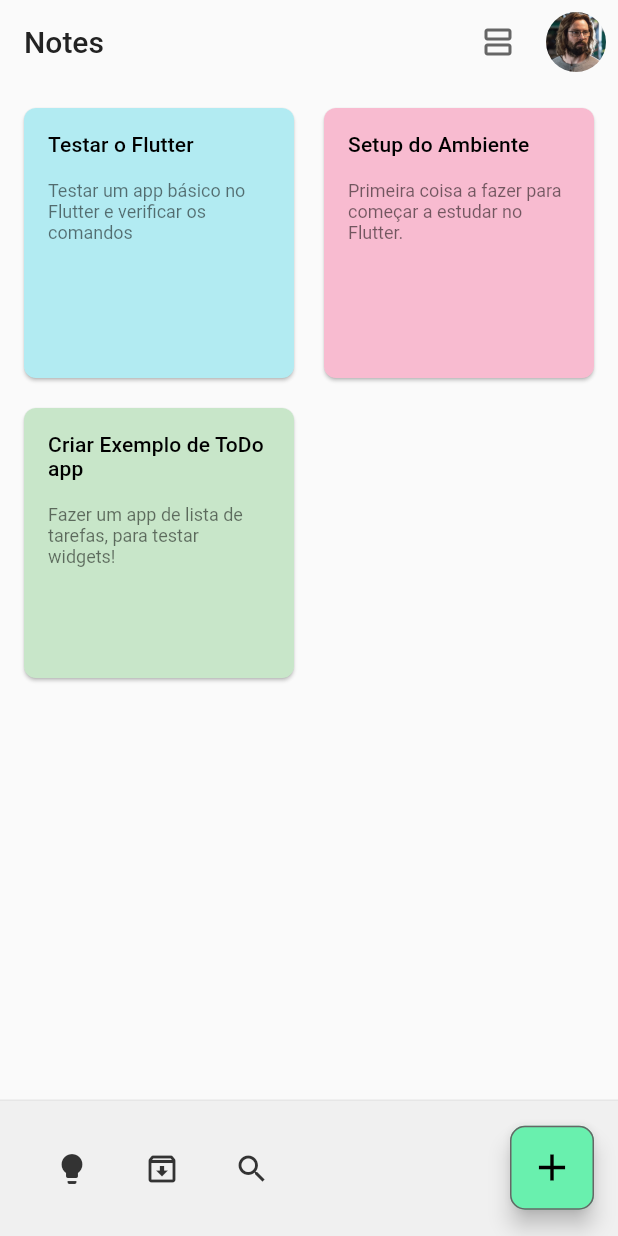
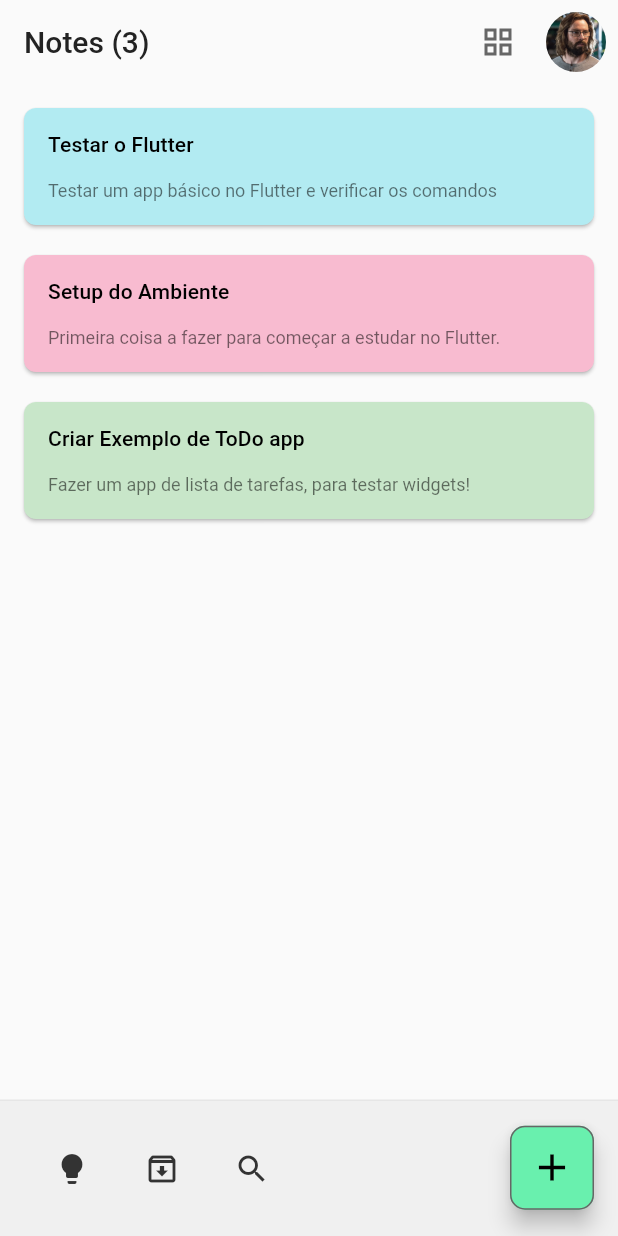
Before and after one commit to drantunes/flutter_notes_app_ads, a Flutter app: the screen it shows after launch, after a tap on the "view agenda" icon, on a phone screen of 412 x 824 dp. Run offline on Flutter 3.47's test engine with Material 2 defaults, Android fonts, the phone set to English and light mode, and no system bars.

```diff
--- a/lib/main.dart
+++ b/lib/main.dart
@@ -1,6 +1,20 @@
 import 'package:flutter/material.dart';
 import 'package:flutter_notes_app_ads/app.dart';
+import 'package:flutter_notes_app_ads/repositories/notes_repository.dart';
+import 'package:provider/provider.dart';
+
+class Title1 {
+  String value = 'Archived';
+}
 
 void main() {
-  runApp(const App());
+  runApp(
+    MultiProvider(
+      providers: [
+        Provider<Title1>(create: (_) => Title1()),
+        ChangeNotifierProvider(create: (_) => NotesRepository()),
+      ],
+      child: const App(),
+    ),
+  );
 }
--- a/lib/pages/notes_page.dart
+++ b/lib/pages/notes_page.dart
@@ -1,9 +1,12 @@
 import 'package:flutter/material.dart';
+import 'package:flutter_notes_app_ads/main.dart';
 import 'package:flutter_notes_app_ads/models/note.dart';
 import 'package:flutter_notes_app_ads/pages/add_note_page.dart';
 import 'package:flutter_notes_app_ads/repositories/notes_repository.dart';
 import 'package:flutter_notes_app_ads/widgets/bottom_navigation_widget.dart';
 import 'package:flutter_notes_app_ads/widgets/note_card.dart';
+import 'package:flutter_staggered_grid_view/flutter_staggered_grid_view.dart';
+import 'package:provider/provider.dart';
 
 class NotesPage extends StatefulWidget {
   const NotesPage({Key? key}) : super(key: key);
@@ -15,40 +18,46 @@ class NotesPage extends StatefulWidget {
 class _NotesPageState extends State<NotesPage> {
   final NotesRepository notesRepository = NotesRepository();
   List<Note> notes = [];
+  int numColumns = 2;
+  bool showArchived = false;
 
-  @override
-  void initState() {
-    super.initState();
-    _loadNotes();
-  }
+  // @override
+  // void initState() {
+  //   super.initState();
+  //   _loadNotes();
+  // }
 
-  _loadNotes() {
-    notes = notesRepository.notes;
-  }
+  // _loadNotes() {
+  //   notes = notesRepository.notes;
+  // }
 
-  _updateNotes() {
-    setState(() {
-      ScaffoldMessenger.of(context).showSnackBar(
-        SnackBar(
-          content: const Text('Nota adicionada!'),
-          action: SnackBarAction(
-            label: 'OK',
-            onPressed: () => ScaffoldMessenger.of(context).hideCurrentSnackBar(),
-          ),
-        ),
-      );
-    });
-  }
+  // _updateNotes() {
+  //   setState(() {
+  //     ScaffoldMessenger.of(context).showSnackBar(
+  //       SnackBar(
+  //         content: const Text('Nota adicionada!'),
+  //         action: SnackBarAction(
+  //           label: 'OK',
+  //           onPressed: () => ScaffoldMessenger.of(context).hideCurrentSnackBar(),
+  //         ),
+  //       ),
+  //     );
+  //   });
+  // }
 
   @override
   Widget build(BuildContext context) {
+    final notesRepository = context.watch<NotesRepository>();
+    notes = notesRepository.getNotes(showArchived);
+
     return Scaffold(
       appBar: AppBar(
-        title: const Text('Notes'),
+        title: Text(
+            showArchived ? '${context.read<Title1>().value} (${notes.length})' : 'Notes (${notes.length})'),
         actions: [
           IconButton(
-            onPressed: () => {},
-            icon: const Icon(Icons.view_agenda_outlined),
+            onPressed: () => setState(() => numColumns = (numColumns == 1) ? 2 : 1),
+            icon: Icon(numColumns == 2 ? Icons.view_agenda_outlined : Icons.grid_view_outlined),
           ),
           Padding(
             padding: const EdgeInsets.all(8.0),
@@ -81,22 +90,22 @@ class _NotesPageState extends State<NotesPage> {
       ),
       body: Padding(
         padding: const EdgeInsets.all(12.0),
-        child: GridView.count(
-          crossAxisCount: 2,
+        child: MasonryGridView.count(
+          crossAxisCount: numColumns,
           mainAxisSpacing: 12,
           crossAxisSpacing: 12,
-          childAspectRatio: 1,
-          children: notes.map((note) => NoteCard(note: note)).toList(),
+          itemCount: notes.length,
+          itemBuilder: (context, index) => NoteCard(note: notes[index]),
         ),
       ),
       floatingActionButton: FloatingActionButton(
         onPressed: () {
           Navigator.of(context).push(
             MaterialPageRoute(
-              builder: (_) => AddNotePage(
-                notesRepository: notesRepository,
-                onSave: _updateNotes,
-              ),
+              builder: (_) => const AddNotePage(
+                  // notesRepository: notesRepository,
+                  // onSave: _updateNotes,
+                  ),
               fullscreenDialog: true,
             ),
           );
@@ -108,13 +117,13 @@ class _NotesPageState extends State<NotesPage> {
         buttons: [
           IconButton(
             tooltip: '',
-            icon: const Icon(Icons.lightbulb),
-            onPressed: () => {},
+            icon: Icon(showArchived ? Icons.lightbulb_outline : Icons.lightbulb),
+            onPressed: () => setState(() => showArchived = false),
           ),
           IconButton(
             tooltip: '',
-            icon: const Icon(Icons.archive_outlined),
-            onPressed: () => {},
+            icon: Icon(showArchived ? Icons.archive : Icons.archive_outlined),
+            onPressed: () => setState(() => showArchived = true),
           ),
           IconButton(
             tooltip: '',
--- a/lib/widgets/note_card.dart
+++ b/lib/widgets/note_card.dart
@@ -40,7 +40,7 @@ class NoteCard extends StatelessWidget {
                 const SizedBox(height: 16),
                 Text(
                   note.description,
-                  maxLines: 4,
+                  maxLines: 7,
                   overflow: TextOverflow.ellipsis,
                   style: Theme.of(context).textTheme.bodySmall,
                 ),
--- a/pubspec.yaml
+++ b/pubspec.yaml
@@ -30,7 +30,8 @@ environment:
 dependencies:
   flutter:
     sdk: flutter
-
+  flutter_staggered_grid_view: ^0.6.2
+  provider: ^6.0.5
 
   # The following adds the Cupertino Icons font to your application.
   # Use with the CupertinoIcons class for iOS style icons.
```
Also changed, not shown: lib/pages/add_note_page.dart (+9 -6 lines), lib/pages/note_details_page.dart (+58 -22 lines), lib/repositories/notes_repository.dart (+38 -1 lines), pubspec.lock.
